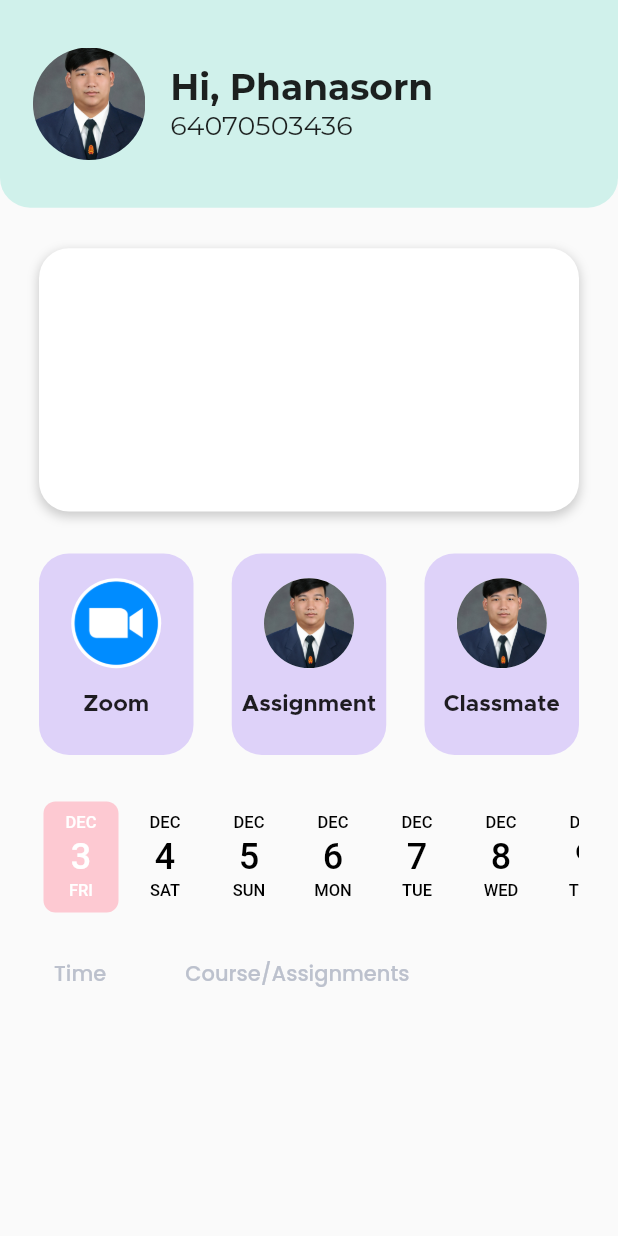
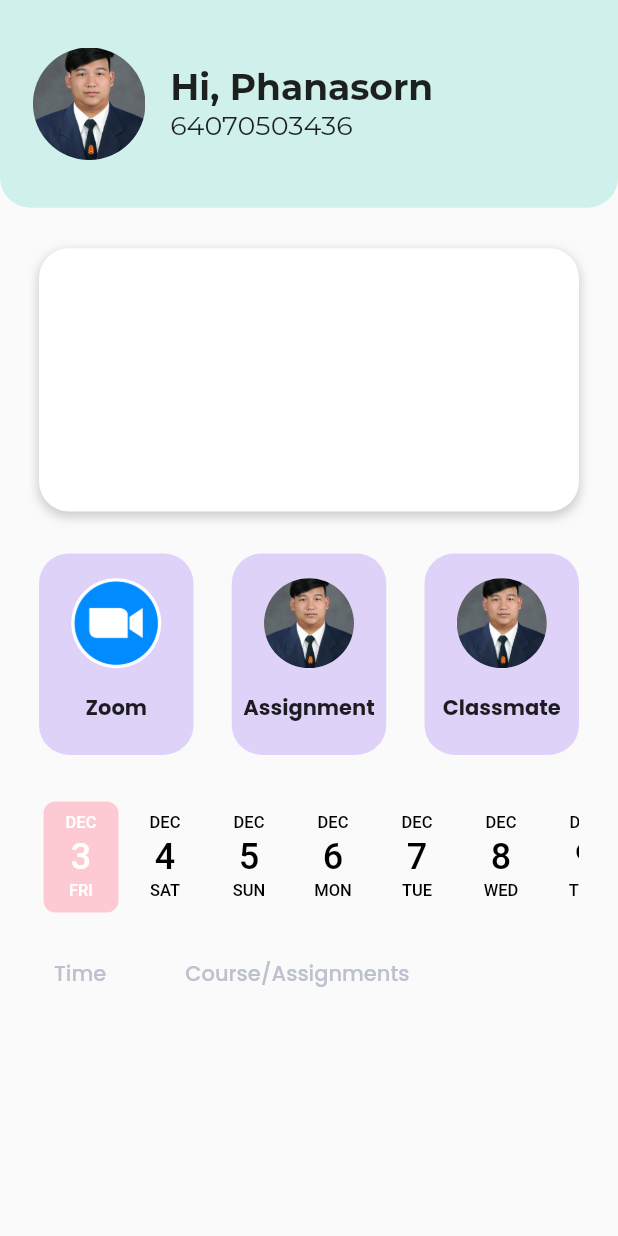
Before and after one commit to redbiiddsun/cpe_application, a Flutter app: the Home screen opened directly, on a phone screen of 412 x 824 dp. Run offline on Flutter 3.47's test engine with Material 2 defaults, Android fonts, the light colour scheme and no system bars; drawn by our look-alikes of date_picker_timeline; our stand-ins replace email_validator; project files that could hold a hidden picture were left out.

Commit message:
Update menu

```diff
--- a/lib/screens/home/component/menu.dart
+++ b/lib/screens/home/component/menu.dart
@@ -4,6 +4,7 @@ import 'package:flutter/material.dart';
 class MenuSelcetion extends StatelessWidget {
   final String? title;
   final IconData? icon;
+  final Color? color;
   final ImageProvider<Object> image;
   final VoidCallback? onTap;
 
@@ -11,6 +12,7 @@ class MenuSelcetion extends StatelessWidget {
     Key? key,
     this.title = "NULL",
     this.icon = Icons.help_outlined,
+    this.color = const Color(0xFFDED2F9),
     this.image = const AssetImage("assets/image/3436_STD.jpg"),
     this.onTap,
   }) : super(key: key);
@@ -24,7 +26,7 @@ class MenuSelcetion extends StatelessWidget {
         height: ScreenInformation.screenHeight! * 0.163,
         width: ScreenInformation.screenWidth! * 0.25,
         decoration: BoxDecoration(
-          color: const Color(0xFFDED2F9),
+          color: color,
           borderRadius: BorderRadius.circular(20),
         ),
         child: Column(
@@ -49,9 +51,9 @@ class MenuSelcetion extends StatelessWidget {
               child: Text(
                 title!,
                 style: const TextStyle(
-                    fontFamily: "Metropolis",
-                    fontSize: 15.38,
-                    fontWeight: FontWeight.w700),
+                    fontFamily: "Poppins",
+                    fontSize: 14,
+                    fontWeight: FontWeight.bold),
               ),
             )
           ],
```
